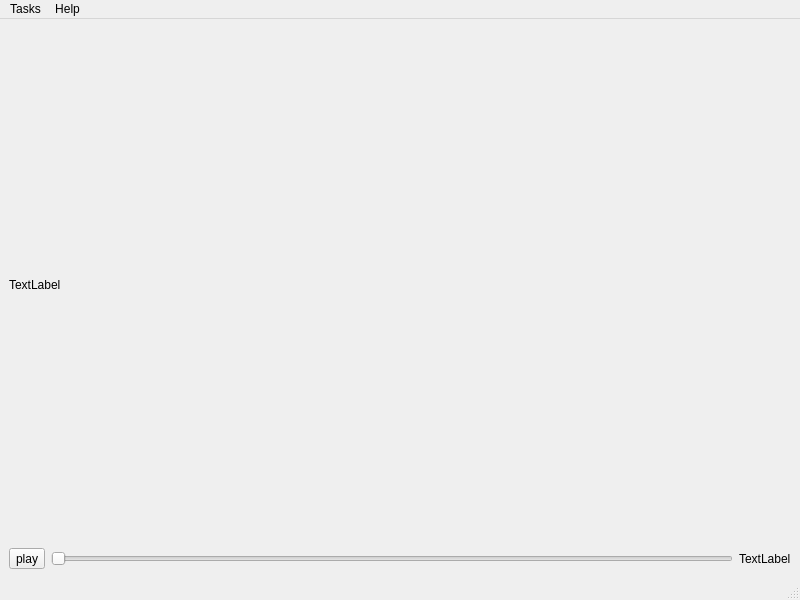
This is mainwindow.ui in hamedshakib/bbb-player as Qt 5 draws it before an edit. The edited form follows.
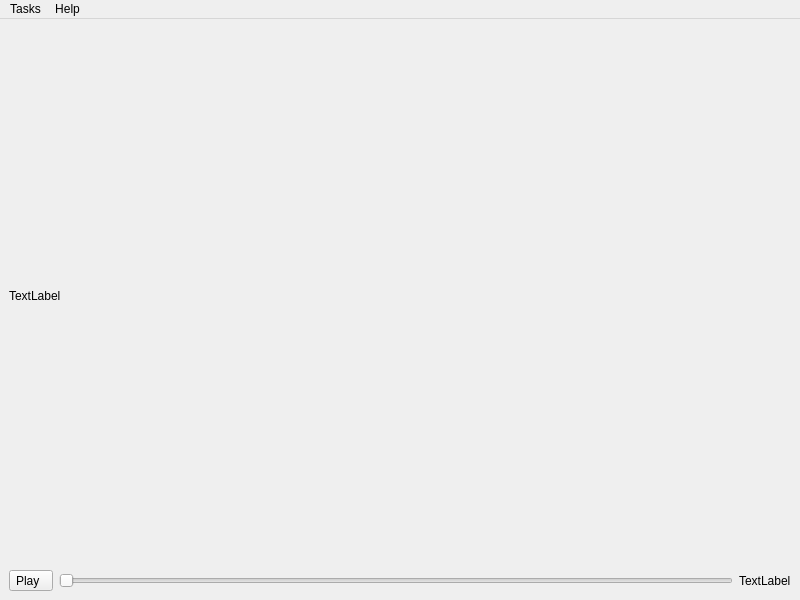
This is the edited form.

Diff of the .ui file:
```diff
--- a/mainwindow.ui
+++ b/mainwindow.ui
@@ -18,7 +18,7 @@
     <item row="1" column="0">
      <widget class="QToolButton" name="toolButton">
       <property name="text">
-       <string>play</string>
+       <string>Play  </string>
       </property>
      </widget>
     </item>
@@ -90,7 +90,6 @@
    <addaction name="menuTasks"/>
    <addaction name="menuAbout"/>
   </widget>
-  <widget class="QStatusBar" name="statusbar"/>
   <action name="actionDownload">
    <property name="text">
     <string>Download</string>
```
